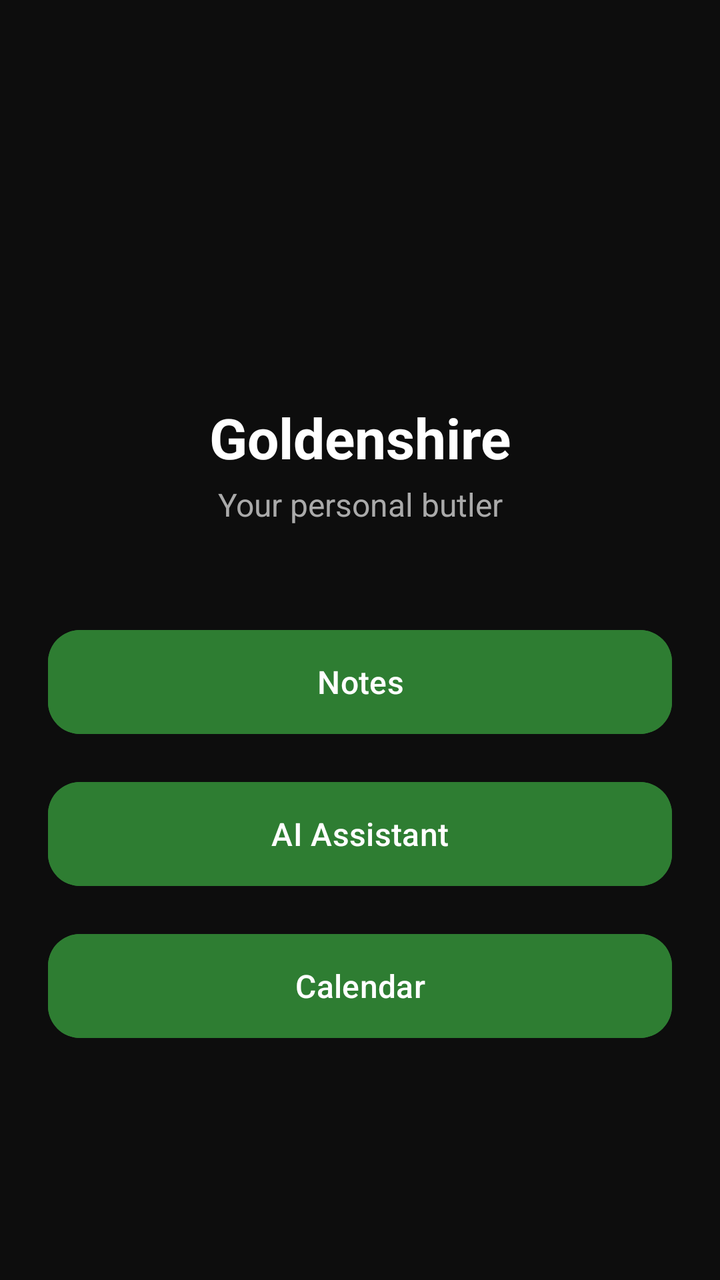
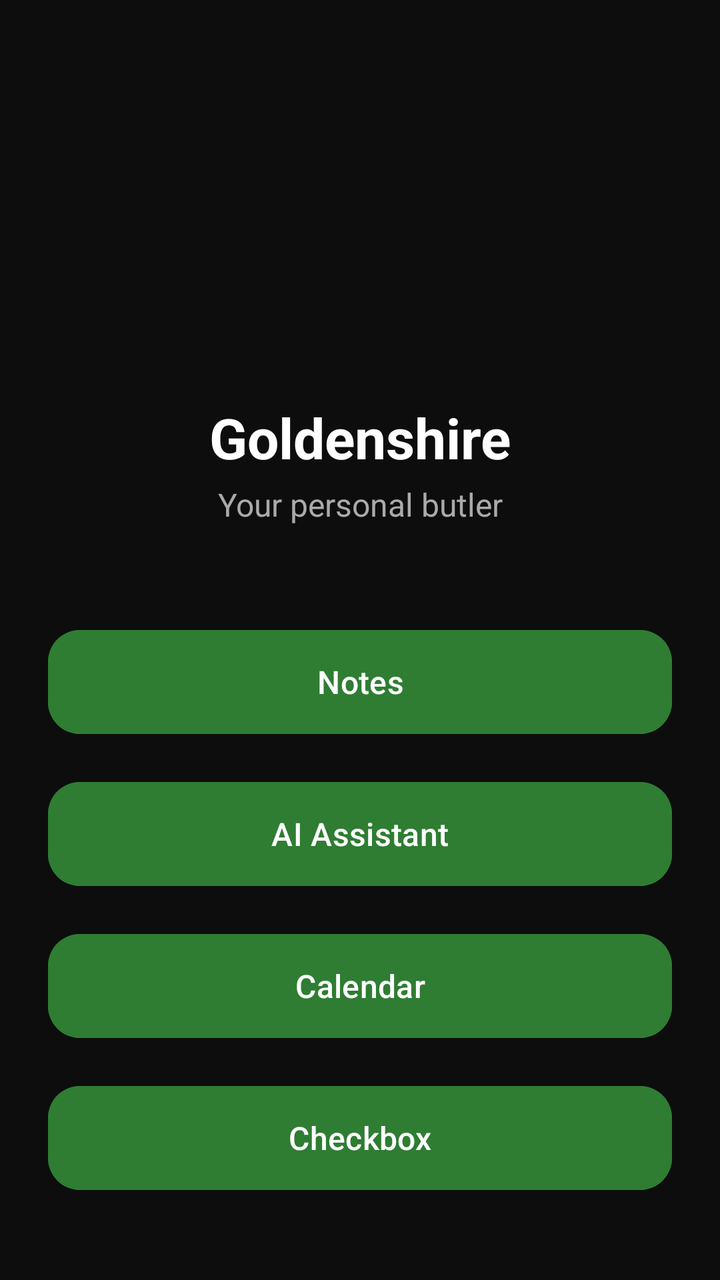

The first picture is an Android layout as it rendered before a commit; the second is the same layout after the commit. The layout source and the unified diff follow.
<!-- AndroidManifest.xml: application theme Theme.Goldenshire -->
<!-- res/layout/activity_main.xml -->
<?xml version="1.0" encoding="utf-8"?>
<androidx.constraintlayout.widget.ConstraintLayout
    xmlns:android="http://schemas.android.com/apk/res/android"
    xmlns:app="http://schemas.android.com/apk/res-auto"
    android:id="@+id/main"
    android:layout_width="match_parent"
    android:layout_height="match_parent"
    android:background="#0D0D0D"
    android:fitsSystemWindows="true"
    android:padding="24dp">

    <ImageView
        android:id="@+id/logo"
        android:layout_width="120dp"
        android:layout_height="120dp"
        android:src="@mipmap/ic_launcher"
        android:contentDescription="Goldenshire logo"
        app:layout_constraintTop_toTopOf="parent"
        app:layout_constraintStart_toStartOf="parent"
        app:layout_constraintEnd_toEndOf="parent"
        android:layout_marginTop="40dp" />

    <TextView
        android:id="@+id/title"
        android:layout_width="wrap_content"
        android:layout_height="wrap_content"
        android:text="Goldenshire"
        android:textColor="#FFFFFF"
        android:textSize="28sp"
        android:textStyle="bold"
        app:layout_constraintTop_toBottomOf="@id/logo"
        app:layout_constraintStart_toStartOf="parent"
        app:layout_constraintEnd_toEndOf="parent"
        android:layout_marginTop="16dp" />

    <TextView
        android:id="@+id/tagline"
        android:layout_width="0dp"
        android:layout_height="wrap_content"
        android:text="Your personal butler"
        android:textColor="#AAAAAA"
        android:textSize="16sp"
        android:gravity="center"
        app:layout_constraintTop_toBottomOf="@id/title"
        app:layout_constraintStart_toStartOf="parent"
        app:layout_constraintEnd_toEndOf="parent"
        android:layout_marginTop="4dp" />

    <LinearLayout
        android:id="@+id/buttonsContainer"
        android:layout_width="0dp"
        android:layout_height="wrap_content"
        android:orientation="vertical"
        app:layout_constraintTop_toBottomOf="@id/tagline"
        app:layout_constraintStart_toStartOf="parent"
        app:layout_constraintEnd_toEndOf="parent"
        android:layout_marginTop="48dp">

        <com.google.android.material.button.MaterialButton
            android:id="@+id/btnNotes"
            android:layout_width="match_parent"
            android:layout_height="60dp"
            android:text="Notes"
            android:textSize="16sp"
            android:textColor="@color/white"
            app:cornerRadius="16dp"
            android:backgroundTint="#2E7D32"
            android:layout_marginBottom="16dp" />

        <com.google.android.material.button.MaterialButton
            android:id="@+id/btnGroq"
            android:layout_width="match_parent"
            android:layout_height="60dp"
            android:text="AI Assistant"
            android:textSize="16sp"
            android:textColor="@color/white"
            app:cornerRadius="16dp"
            android:backgroundTint="#2E7D32"
            android:layout_marginBottom="16dp" />

        <com.google.android.material.button.MaterialButton
            android:id="@+id/btnCalendar"
            android:layout_width="match_parent"
            android:layout_height="60dp"
            android:text="Calendar"
            android:textSize="16sp"
            android:textColor="@color/white"
            app:cornerRadius="16dp"
            android:backgroundTint="#2E7D32" />

    </LinearLayout>

</androidx.constraintlayout.widget.ConstraintLayout>
<!-- resources referenced by this layout -->
<resources>
  <color name="white">#FFFFFFFF</color>
  <!-- mipmap ic_launcher (mipmap-anydpi-v26) -->
  <?xml version="1.0" encoding="utf-8"?>
  <adaptive-icon xmlns:android="http://schemas.android.com/apk/res/android">
      <background android:drawable="@color/ic_launcher_background"/>
      <foreground android:drawable="@mipmap/ic_launcher_foreground"/>
      <monochrome android:drawable="@mipmap/ic_launcher_foreground"/>
  </adaptive-icon>
  <style name="Theme.Goldenshire" parent="Base.Theme.Goldenshire" />
  <color name="ic_launcher_background">#17291D</color>
  <style name="Base.Theme.Goldenshire" parent="Theme.Material3.DayNight">
          <item name="android:windowLightStatusBar">false</item>
      </style>
</resources>

<!-- the commit's change to res/layout/activity_main.xml (unified diff, before → after) -->
@@ -86,6 +86,17 @@
             android:textSize="16sp"
             android:textColor="@color/white"
             app:cornerRadius="16dp"
+            android:backgroundTint="#2E7D32"
+            android:layout_marginBottom="16dp"/>
+
+        <com.google.android.material.button.MaterialButton
+            android:id="@+id/btnCheckbox"
+            android:layout_width="match_parent"
+            android:layout_height="60dp"
+            android:text="Checkbox"
+            android:textSize="16sp"
+            android:textColor="@color/white"
+            app:cornerRadius="16dp"
             android:backgroundTint="#2E7D32" />
 
     </LinearLayout>
